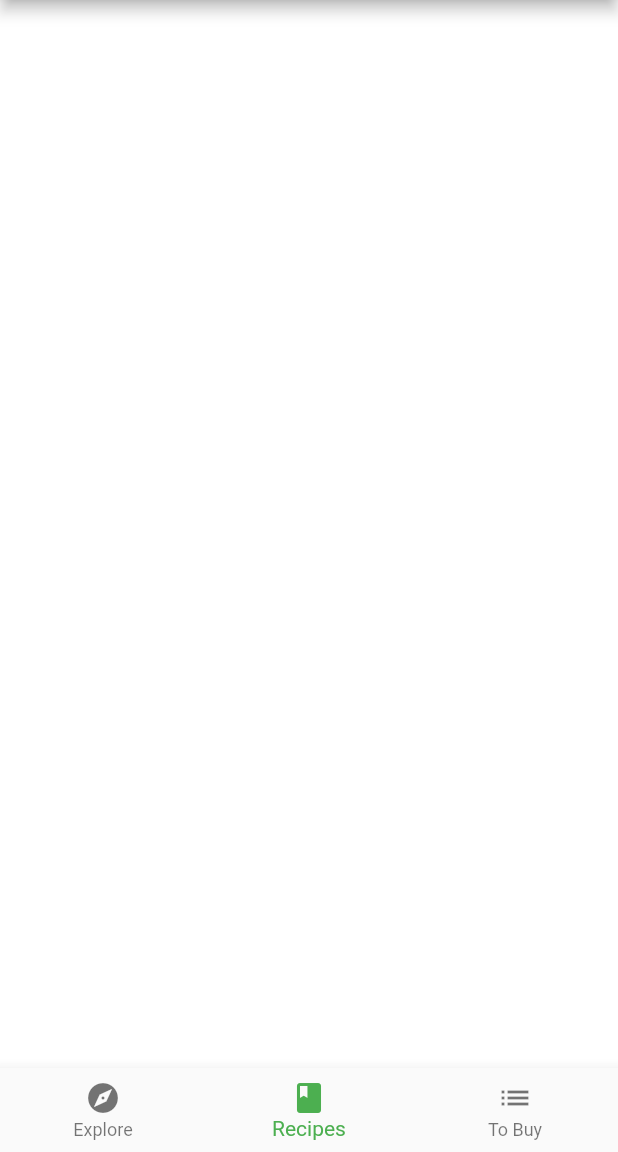
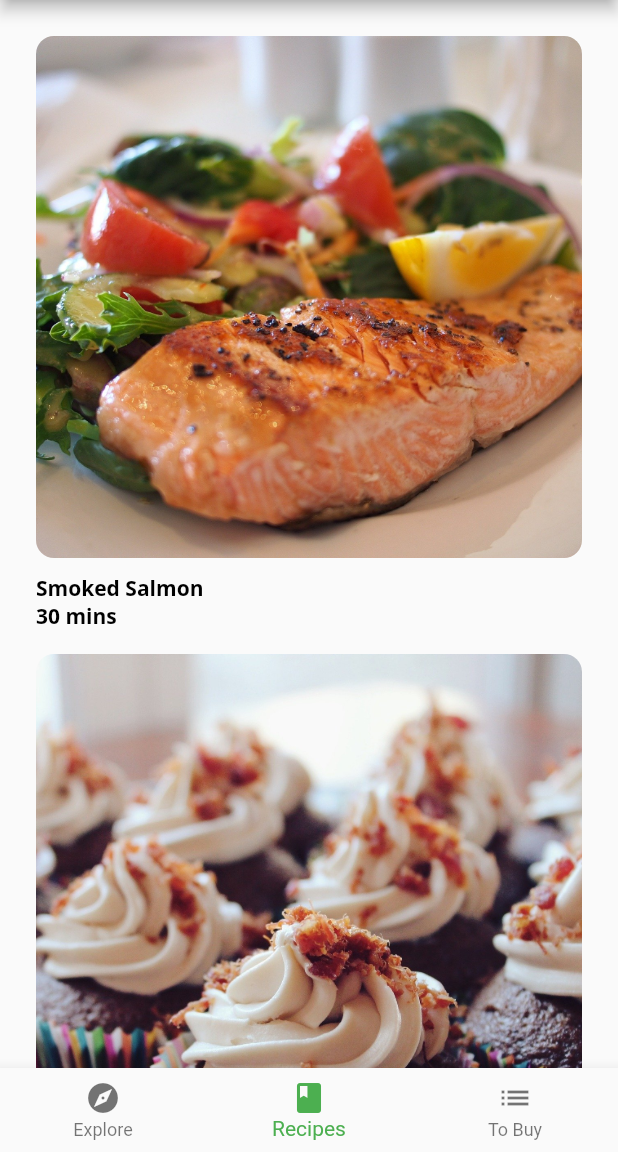
Before and after one commit to Miravicson/fooderlich-take-2, a Flutter app: the screen it shows after launch, item 2 of the bottom bar chosen, on a phone screen of 412 x 824 dp, the part 84-1236 px from its top. Run offline on Flutter 3.47's test engine with Material 2 defaults, Android fonts, the phone set to English and light mode, and no system bars; our stand-ins replace google_fonts.

Commit message:
Completed chapter 5

```diff
--- a/lib/components/components.dart
+++ b/lib/components/components.dart
@@ -5,4 +5,6 @@ export 'card3.dart';
 export 'circle_image.dart';
 export 'friend_post_list_view.dart';
 export 'friend_post_tile.dart';
+export 'recipe_thumbnail.dart';
+export 'recipes_grid_view.dart';
 export 'today_recipe_list_view.dart';
--- a/lib/components/friend_post_list_view.dart
+++ b/lib/components/friend_post_list_view.dart
@@ -21,12 +21,13 @@ class FriendPostListView extends StatelessWidget {
       child: Column(
         crossAxisAlignment: CrossAxisAlignment.start,
         children: [
-          Text('Social Chefs ! ',
+          Text('Social Chefs 👨‍🍳 ',
               style: Theme.of(context).textTheme.displayLarge),
           const SizedBox(height: 16),
           ListView.separated(
             primary: false,
-            physics: const NeverScrollableScrollPhysics(),
+            // physics: const NeverScrollableScrollPhysics(),
+            physics: const ClampingScrollPhysics(),
             shrinkWrap: true,
             scrollDirection: Axis.vertical,
             itemCount: friendPosts.length,
--- /dev/null
+++ b/lib/components/recipe_thumbnail.dart
@@ -0,0 +1,40 @@
+import 'package:flutter/material.dart';
+import 'package:fooderlich/models/models.dart';
+
+class RecipeThumbnail extends StatelessWidget {
+  final SimpleRecipe recipe;
+  const RecipeThumbnail({super.key, required this.recipe});
+
+  @override
+  Widget build(BuildContext context) {
+    return Container(
+      padding: const EdgeInsets.all(8),
+      child: Column(
+        crossAxisAlignment: CrossAxisAlignment.start,
+        children: [
+          Expanded(
+            child: ClipRRect(
+              borderRadius: BorderRadius.circular(12),
+              child: Image.asset(
+                recipe.dishImage,
+                fit: BoxFit.cover,
+              ),
+            ),
+          ),
+          const SizedBox(
+            height: 10,
+          ),
+          Text(
+            recipe.title,
+            maxLines: 1,
+            style: Theme.of(context).textTheme.bodyLarge,
+          ),
+          Text(
+            recipe.duration,
+            style: Theme.of(context).textTheme.bodyLarge,
+          ),
+        ],
+      ),
+    );
+  }
+}
--- /dev/null
+++ b/lib/components/recipes_grid_view.dart
@@ -0,0 +1,36 @@
+import 'package:flutter/material.dart';
+import 'package:fooderlich/components/components.dart';
+import 'package:fooderlich/models/models.dart';
+
+class RecipesGridView extends StatelessWidget {
+  final List<SimpleRecipe> recipes;
+
+  const RecipesGridView({
+    super.key,
+    required this.recipes,
+  });
+
+  @override
+  Widget build(BuildContext context) {
+    double safeAreaWidth = MediaQuery.of(context).size.width;
+    return Padding(
+      padding: const EdgeInsets.only(
+        left: 16,
+        right: 16,
+        top: 16,
+      ),
+      child: GridView.builder(
+        itemCount: recipes.length,
+        // gridDelegate: const SliverGridDelegateWithFixedCrossAxisCount(
+        //   crossAxisCount: 2,
+        // ),
+        gridDelegate: SliverGridDelegateWithMaxCrossAxisExtent(
+            maxCrossAxisExtent: safeAreaWidth, mainAxisExtent: safeAreaWidth),
+        itemBuilder: (context, index) {
+          final simpleRecipe = recipes[index];
+          return RecipeThumbnail(recipe: simpleRecipe);
+        },
+      ),
+    );
+  }
+}
--- a/lib/home.dart
+++ b/lib/home.dart
@@ -1,5 +1,6 @@
 import 'package:flutter/material.dart';
 import 'package:fooderlich/screens/explore_screen.dart';
+import 'package:fooderlich/screens/recipes_screen.dart';
 
 class Home extends StatefulWidget {
   const Home({super.key});
@@ -12,10 +13,8 @@ class HomeState extends State<Home> {
   int _selectedIndex = 0;
 
   static List<Widget> pages = <Widget>[
-    ExploreScreen(),
-    Container(color: Colors.white),
-    // TODO: Replace with RecipesScreen
-    Container(color: Colors.green),
+    const ExploreScreen(),
+    RecipeScreen(),
     Container(color: Colors.blue),
   ];
 
--- /dev/null
+++ b/lib/screens/recipes_screen.dart
@@ -0,0 +1,24 @@
+import 'package:flutter/material.dart';
+import 'package:fooderlich/api/mock_fooderlich_service.dart';
+import 'package:fooderlich/components/components.dart';
+import 'package:fooderlich/models/models.dart';
+
+class RecipeScreen extends StatelessWidget {
+  final exploreService = MockFooderlichService();
+
+  RecipeScreen({super.key});
+
+  @override
+  Widget build(BuildContext context) {
+    return FutureBuilder(
+      future: exploreService.getRecipes(),
+      builder: (context, AsyncSnapshot<List<SimpleRecipe>> snapshot) {
+        if (snapshot.connectionState == ConnectionState.done) {
+          return RecipesGridView(recipes: snapshot.data ?? []);
+        } else {
+          return const Center(child: CircularProgressIndicator());
+        }
+      },
+    );
+  }
+}
```
Also changed, not shown: lib/screens/explore_screen.dart (+37 -2 lines), 1 other file.
